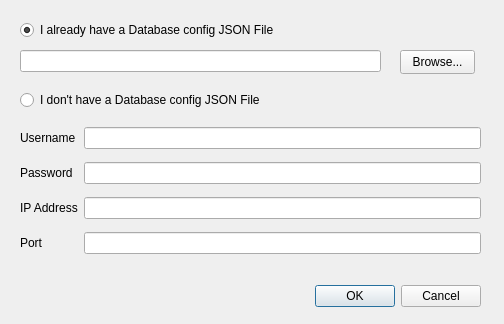
Qt form src/MeadApp/GetDatabasePath.ui (Samildanak/MeadApp) before a commit.
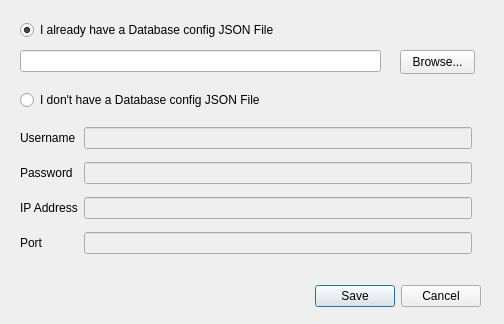
The same form after that commit.

Patch:
```diff
--- a/src/MeadApp/GetDatabasePath.ui
+++ b/src/MeadApp/GetDatabasePath.ui
@@ -26,7 +26,7 @@
     <enum>Qt::Orientation::Horizontal</enum>
    </property>
    <property name="standardButtons">
-    <set>QDialogButtonBox::StandardButton::Cancel|QDialogButtonBox::StandardButton::Ok</set>
+    <set>QDialogButtonBox::StandardButton::Cancel|QDialogButtonBox::StandardButton::Save</set>
    </property>
   </widget>
   <widget class="QRadioButton" name="jsonConfigExist">
@@ -91,8 +91,15 @@
     </rect>
    </property>
    <layout class="QGridLayout" name="gridLayout">
+    <property name="rightMargin">
+     <number>9</number>
+    </property>
     <item row="0" column="1">
-     <widget class="QLineEdit" name="username"/>
+     <widget class="QLineEdit" name="username">
+      <property name="enabled">
+       <bool>false</bool>
+      </property>
+     </widget>
     </item>
     <item row="1" column="0">
      <widget class="QLabel" name="label_2">
@@ -123,13 +130,25 @@
      </widget>
     </item>
     <item row="1" column="1">
-     <widget class="QLineEdit" name="password"/>
+     <widget class="QLineEdit" name="password">
+      <property name="enabled">
+       <bool>false</bool>
+      </property>
+     </widget>
     </item>
     <item row="2" column="1">
-     <widget class="QLineEdit" name="host"/>
+     <widget class="QLineEdit" name="host">
+      <property name="enabled">
+       <bool>false</bool>
+      </property>
+     </widget>
     </item>
     <item row="3" column="1">
-     <widget class="QLineEdit" name="port"/>
+     <widget class="QLineEdit" name="port">
+      <property name="enabled">
+       <bool>false</bool>
+      </property>
+     </widget>
     </item>
    </layout>
   </widget>
```
Left out of the diff: 10 changed lines with no effect on the pictures.
